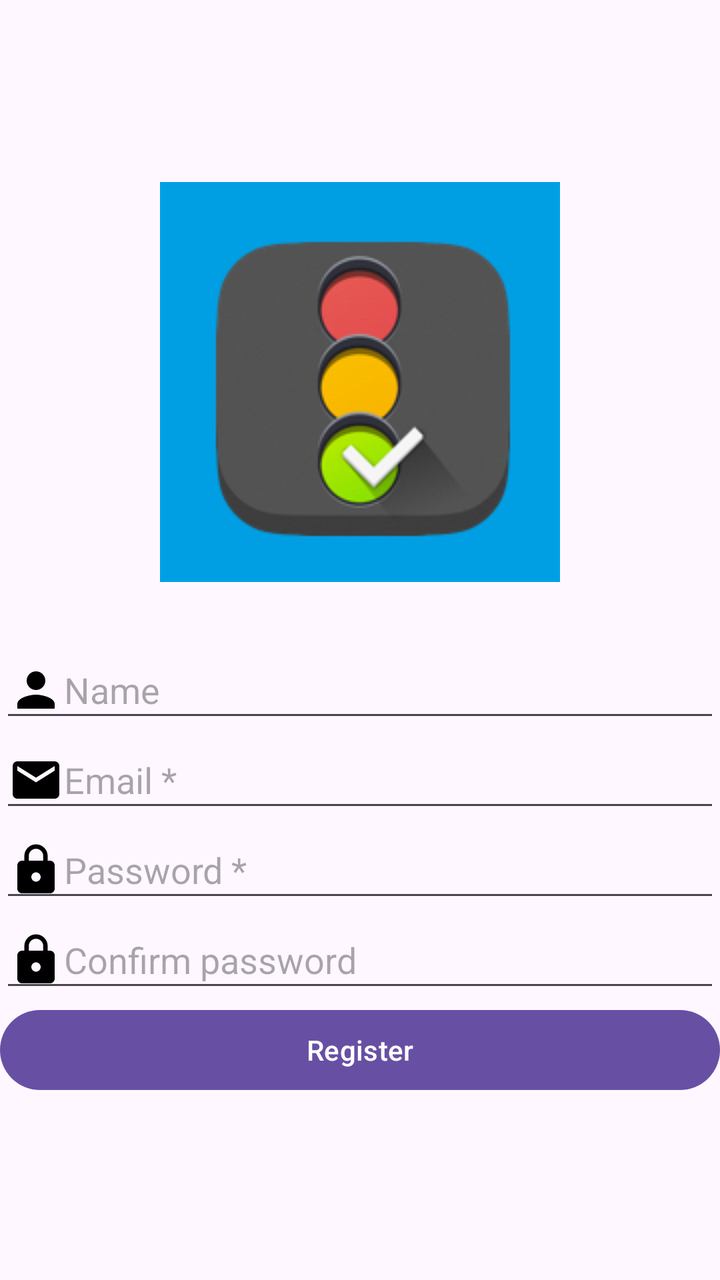
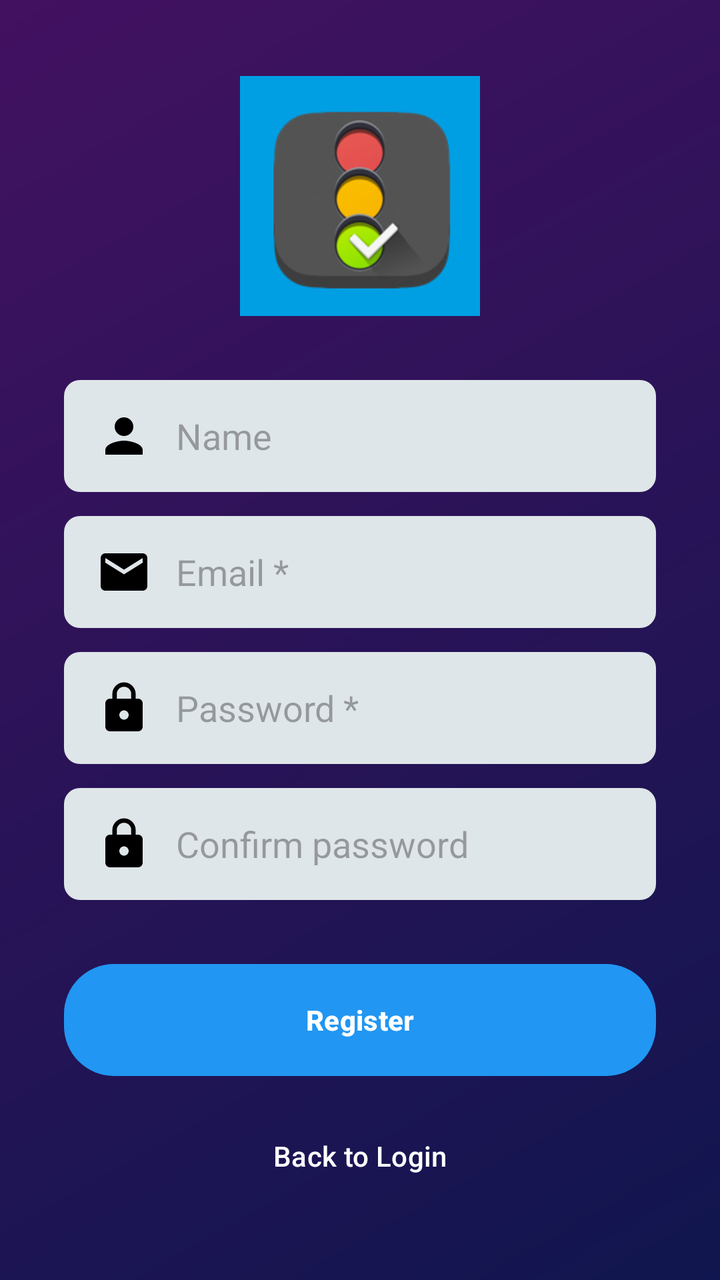

Two renders of the same Android screen: before a commit and after it. Below are the layout's source before the change and the commit's diff.
<!-- AndroidManifest.xml: application theme Theme.QuizApp_elAlami -->
<!-- res/layout/activity_register.xml -->
<?xml version="1.0" encoding="utf-8"?>
<LinearLayout xmlns:android="http://schemas.android.com/apk/res/android"
    xmlns:app="http://schemas.android.com/apk/res-auto"
    xmlns:tools="http://schemas.android.com/tools"
    android:layout_width="match_parent"
    android:layout_height="match_parent"
    tools:context=".Register"
    android:orientation="vertical"
    android:layout_margin="30dp"
    android:gravity="center">
    <ImageView
        android:layout_width="match_parent"
        android:layout_height="wrap_content"
        android:src="@drawable/logoo"/>
    <EditText
        android:layout_marginTop="30dp"
        android:layout_width="match_parent"
        android:layout_height="wrap_content"
        android:id="@+id/etName"
        android:hint="Name"
        android:drawableLeft="@drawable/ic_baseline_person_24"
        />
    <EditText
        android:layout_width="match_parent"
        android:layout_height="wrap_content"
        android:id="@+id/etMail"
        android:hint="Email *"
        android:drawableLeft="@drawable/ic_baseline_mail_24"/>

    <EditText
        android:layout_width="match_parent"
        android:layout_height="wrap_content"
        android:id="@+id/etPassword"
        android:hint="Password *"
        android:inputType="textPassword"
        android:drawableLeft="@drawable/ic_baseline_lock_24"/>
    <EditText
        android:layout_width="match_parent"
        android:layout_height="wrap_content"
        android:id="@+id/etPassword1"
        android:hint="Confirm password"
        android:inputType="textPassword"
        android:drawableLeft="@drawable/ic_baseline_lock_24"/>
    <Button
        android:layout_width="match_parent"
        android:layout_height="wrap_content"
        android:text="Register"
        android:id="@+id/bRegister"
        />
</LinearLayout>
<!-- resources referenced by this layout -->
<resources>
  <!-- drawable ic_baseline_lock_24 (drawable) -->
  <vector xmlns:android="http://schemas.android.com/apk/res/android" android:height="28dp" android:tint="#000000" android:viewportHeight="24" android:viewportWidth="24" android:width="28dp">
        
      <path android:fillColor="@android:color/white" android:pathData="M18,8h-1L17,6c0,-2.76 -2.24,-5 -5,-5S7,3.24 7,6v2L6,8c-1.1,0 -2,0.9 -2,2v10c0,1.1 0.9,2 2,2h12c1.1,0 2,-0.9 2,-2L20,10c0,-1.1 -0.9,-2 -2,-2zM12,17c-1.1,0 -2,-0.9 -2,-2s0.9,-2 2,-2 2,0.9 2,2 -0.9,2 -2,2zM15.1,8L8.9,8L8.9,6c0,-1.71 1.39,-3.1 3.1,-3.1 1.71,0 3.1,1.39 3.1,3.1v2z"/>
      
  </vector>
  <!-- drawable ic_baseline_mail_24 (drawable) -->
  <vector xmlns:android="http://schemas.android.com/apk/res/android" android:height="28dp" android:tint="#000000" android:viewportHeight="24" android:viewportWidth="24" android:width="28dp">
        
      <path android:fillColor="@android:color/white" android:pathData="M20,4L4,4c-1.1,0 -1.99,0.9 -1.99,2L2,18c0,1.1 0.9,2 2,2h16c1.1,0 2,-0.9 2,-2L22,6c0,-1.1 -0.9,-2 -2,-2zM20,8l-8,5 -8,-5L4,6l8,5 8,-5v2z"/>
      
  </vector>
  <!-- drawable ic_baseline_person_24 (drawable) -->
  <vector xmlns:android="http://schemas.android.com/apk/res/android" android:height="28dp" android:tint="#000000" android:viewportHeight="24" android:viewportWidth="24" android:width="28dp">
        
      <path android:fillColor="@android:color/white" android:pathData="M12,12c2.21,0 4,-1.79 4,-4s-1.79,-4 -4,-4 -4,1.79 -4,4 1.79,4 4,4zM12,14c-2.67,0 -8,1.34 -8,4v2h16v-2c0,-2.66 -5.33,-4 -8,-4z"/>
      
  </vector>
  <!-- drawable logoo: jpg bitmap (drawable, 21240 bytes) -->
  <style name="Theme.QuizApp_elAlami" parent="Base.Theme.QuizApp_elAlami" />
  <style name="Base.Theme.QuizApp_elAlami" parent="Theme.Material3.DayNight.NoActionBar">
          
          
      </style>
</resources>

<!-- the commit's change to res/layout/activity_register.xml (unified diff, before → after) -->
@@ -1,50 +1,99 @@
 <?xml version="1.0" encoding="utf-8"?>
-<LinearLayout xmlns:android="http://schemas.android.com/apk/res/android"
+<androidx.constraintlayout.widget.ConstraintLayout xmlns:android="http://schemas.android.com/apk/res/android"
     xmlns:app="http://schemas.android.com/apk/res-auto"
     xmlns:tools="http://schemas.android.com/tools"
     android:layout_width="match_parent"
     android:layout_height="match_parent"
-    tools:context=".Register"
-    android:orientation="vertical"
-    android:layout_margin="30dp"
-    android:gravity="center">
-    <ImageView
+    android:background="@drawable/bg"
+    tools:context=".Register">
+
+    
+    <View
         android:layout_width="match_parent"
+        android:layout_height="match_parent"
+        android:background="#60000000" />
+
+    <LinearLayout
+        android:layout_width="0dp"
         android:layout_height="wrap_content"
-        android:src="@drawable/logoo"/>
-    <EditText
-        android:layout_marginTop="30dp"
-        android:layout_width="match_parent"
-        android:layout_height="wrap_content"
-        android:id="@+id/etName"
-        android:hint="Name"
-        android:drawableLeft="@drawable/ic_baseline_person_24"
-        />
-    <EditText
-        android:layout_width="match_parent"
-        android:layout_height="wrap_content"
-        android:id="@+id/etMail"
-        android:hint="Email *"
-        android:drawableLeft="@drawable/ic_baseline_mail_24"/>
+        android:layout_margin="32dp"
+        android:gravity="center"
+        android:orientation="vertical"
+        app:layout_constraintBottom_toBottomOf="parent"
+        app:layout_constraintEnd_toEndOf="parent"
+        app:layout_constraintStart_toStartOf="parent"
+        app:layout_constraintTop_toTopOf="parent">
 
-    <EditText
-        android:layout_width="match_parent"
-        android:layout_height="wrap_content"
-        android:id="@+id/etPassword"
-        android:hint="Password *"
-        android:inputType="textPassword"
-        android:drawableLeft="@drawable/ic_baseline_lock_24"/>
-    <EditText
-        android:layout_width="match_parent"
-        android:layout_height="wrap_content"
-        android:id="@+id/etPassword1"
-        android:hint="Confirm password"
-        android:inputType="textPassword"
-        android:drawableLeft="@drawable/ic_baseline_lock_24"/>
-    <Button
-        android:layout_width="match_parent"
-        android:layout_height="wrap_content"
-        android:text="Register"
-        android:id="@+id/bRegister"
-        />
-</LinearLayout>
+        <ImageView
+            android:layout_width="120dp"
+            android:layout_height="120dp"
+            android:src="@drawable/logoo" />
+
+        <EditText
+            android:id="@+id/etName"
+            android:layout_width="match_parent"
+            android:layout_height="56dp"
+            android:layout_marginTop="32dp"
+            android:background="@drawable/gray_light"
+            android:drawableStart="@drawable/ic_baseline_person_24"
+            android:drawablePadding="12dp"
+            android:hint="Name"
+            android:paddingHorizontal="16dp" />
+
+        <EditText
+            android:id="@+id/etMail"
+            android:layout_width="match_parent"
+            android:layout_height="56dp"
+            android:layout_marginTop="12dp"
+            android:background="@drawable/gray_light"
+            android:drawableStart="@drawable/ic_baseline_mail_24"
+            android:drawablePadding="12dp"
+            android:hint="Email *"
+            android:paddingHorizontal="16dp" />
+
+        <EditText
+            android:id="@+id/etPassword"
+            android:layout_width="match_parent"
+            android:layout_height="56dp"
+            android:layout_marginTop="12dp"
+            android:background="@drawable/gray_light"
+            android:drawableStart="@drawable/ic_baseline_lock_24"
+            android:drawablePadding="12dp"
+            android:hint="Password *"
+            android:inputType="textPassword"
+            android:paddingHorizontal="16dp" />
+
+        <EditText
+            android:id="@+id/etPassword1"
+            android:layout_width="match_parent"
+            android:layout_height="56dp"
+            android:layout_marginTop="12dp"
+            android:background="@drawable/gray_light"
+            android:drawableStart="@drawable/ic_baseline_lock_24"
+            android:drawablePadding="12dp"
+            android:hint="Confirm password"
+            android:inputType="textPassword"
+            android:paddingHorizontal="16dp" />
+
+        <Button
+            android:id="@+id/bRegister"
+            android:layout_width="match_parent"
+            android:layout_height="56dp"
+            android:layout_marginTop="32dp"
+            android:background="@drawable/button_primary"
+            android:text="Register"
+            android:textColor="@color/white"
+            android:textStyle="bold" />
+
+        <Button
+            android:id="@+id/bBackToLogin"
+            android:layout_width="match_parent"
+            android:layout_height="wrap_content"
+            android:layout_marginTop="16dp"
+            android:background="@android:color/transparent"
+            android:text="@string/back_to_login"
+            android:textColor="@color/white" />
+
+    </LinearLayout>
+
+</androidx.constraintlayout.widget.ConstraintLayout>
<!-- resource entries referenced after the edit -->
@@ -1,5 +1,47 @@
 <!-- resources referenced by this layout -->
 <resources>
+  <color name="white">#FFFFFF</color>
+  <!-- drawable bg (drawable) -->
+  <?xml version="1.0" encoding="utf-8"?>
+  <shape xmlns:android="http://schemas.android.com/apk/res/android">
+      <gradient
+          android:angle="135"
+          android:endColor="#6A1B9A"
+          android:startColor="#1A237E" />
+  </shape>
+  <!-- drawable button_primary (drawable) -->
+  <?xml version="1.0" encoding="utf-8"?>
+  <ripple xmlns:android="http://schemas.android.com/apk/res/android"
+      android:color="#40FFFFFF">
+      <item>
+          <selector>
+              <item android:state_pressed="true">
+                  <shape>
+                      <gradient
+                          android:startColor="#1A237E"
+                          android:endColor="#3949AB"
+                          android:angle="135"/>
+                      <corners android:radius="25dp" />
+                  </shape>
+              </item>
+              <item>
+                  <shape>
+                      <gradient
+                          android:startColor="#3949AB"
+                          android:endColor="#5C6BC0"
+                          android:angle="135"/>
+                      <corners android:radius="25dp" />
+                  </shape>
+              </item>
+          </selector>
+      </item>
+  </ripple>
+  <!-- drawable gray_light (drawable) -->
+  <?xml version="1.0" encoding="utf-8"?>
+  <shape xmlns:android="http://schemas.android.com/apk/res/android">
+      <solid android:color="@color/gray_light" />
+      <corners android:radius="8dp" />
+  </shape>
   <!-- drawable ic_baseline_lock_24 (drawable) -->
   <vector xmlns:android="http://schemas.android.com/apk/res/android" android:height="28dp" android:tint="#000000" android:viewportHeight="24" android:viewportWidth="24" android:width="28dp">
         
@@ -19,10 +61,15 @@
       
   </vector>
   <!-- drawable logoo: jpg bitmap (drawable, 21240 bytes) -->
+  <string name="back_to_login">Back to Login</string>
   <style name="Theme.QuizApp_elAlami" parent="Base.Theme.QuizApp_elAlami" />
+  <color name="gray_light">#DFE6E9</color>
   <style name="Base.Theme.QuizApp_elAlami" parent="Theme.Material3.DayNight.NoActionBar">
           
-          
+          <item name="colorPrimary">@color/primary_blue</item>
+          <item name="colorSecondary">@color/primary_green</item>
       </style>
+  <color name="primary_blue">#2196F3</color>
+  <color name="primary_green">#4CAF50</color>
 </resources>
 
